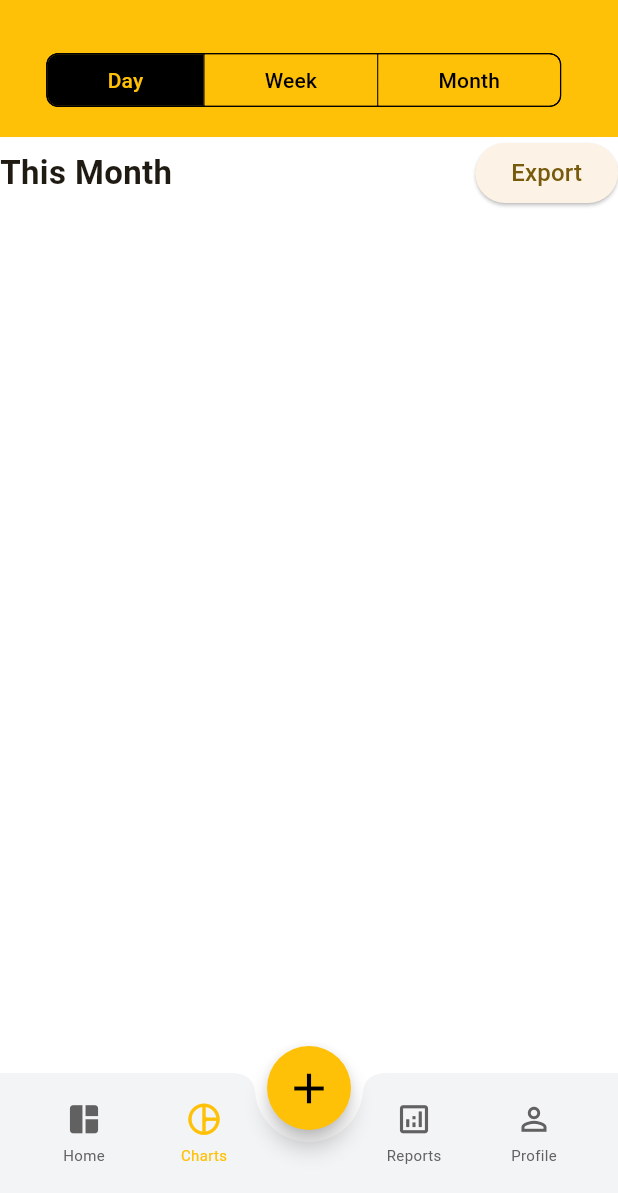
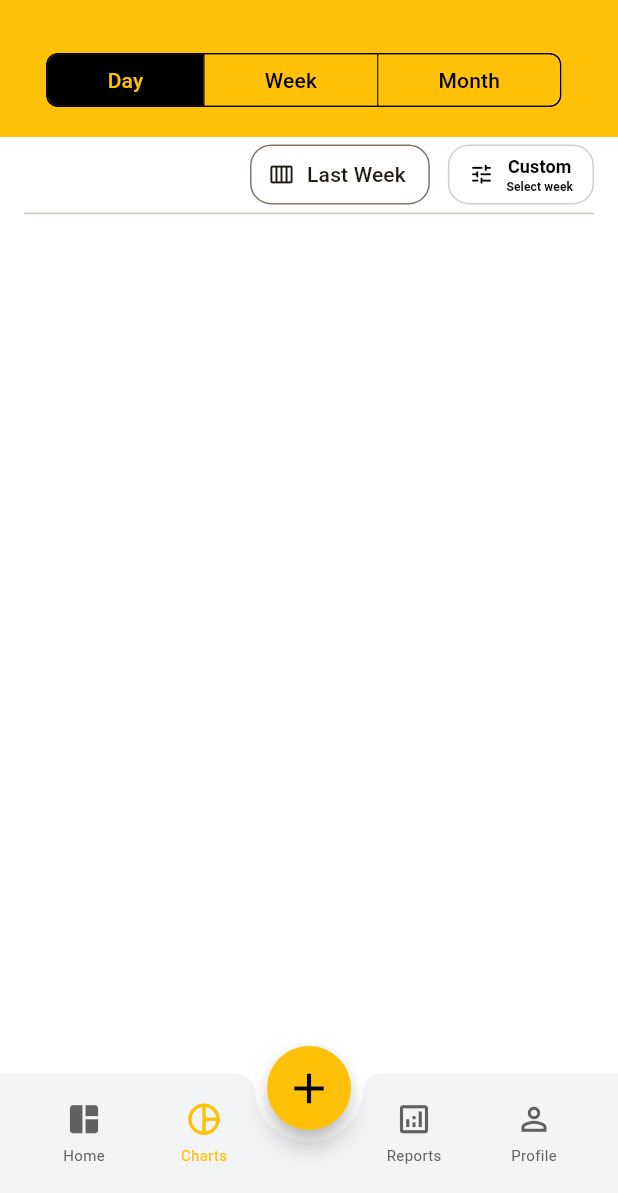
Before and after one commit to bimalpixel/expensetrackerui, a Flutter app: the ChartsPage screen opened by its route, on a phone screen of 412 x 824 dp, the part 43-1236 px from its top. Run offline on Flutter 3.47's test engine with Material 3 defaults, Android fonts, the phone set to English and light mode, and no system bars; our stand-ins replace audioplayers.

Commit message:
done button

```diff
--- /dev/null
+++ b/lib/core/date_pickers/models/week_selection.dart
@@ -0,0 +1,17 @@
+class WeekSelection {
+  final int year;
+  final int weekNumber;
+  final String weekLabel; // W23
+  final String rangeLabel; // Jan 26 - Feb 5
+  final DateTime startDate; // selected week start date
+  final DateTime endDate; // selected week end date
+
+  const WeekSelection({
+    required this.year,
+    required this.weekNumber,
+    required this.weekLabel,
+    required this.rangeLabel,
+    required this.startDate,
+    required this.endDate,
+  });
+}
--- a/lib/widgets/charts/charts_page.dart
+++ b/lib/widgets/charts/charts_page.dart
@@ -1,3 +1,5 @@
+import 'package:expensetrackerui/core/date_pickers/models/week_selection.dart';
+import 'package:expensetrackerui/core/date_pickers/week_picker_modal.dart';
 import 'package:expensetrackerui/core/functions/get_bottom_app_bar.dart';
 import 'package:expensetrackerui/core/functions/get_floating_action_button.dart';
 import 'package:expensetrackerui/core/services/sound_service.dart';
@@ -16,6 +18,8 @@ class ChartsPage extends StatefulWidget {
 class _ChartsPageState extends State<ChartsPage> {
   int _selectedIndex = 1; // 1 for Charts
   final soundService = SoundService();
+  String _selectedFilter = 'this_week';
+  WeekSelection? _selectedWeek;
 
   @override
   void initState() {
@@ -32,18 +36,131 @@ class _ChartsPageState extends State<ChartsPage> {
         child: Column(
           mainAxisAlignment: MainAxisAlignment.start,
           children: [
-            Row(
-              children: [
-                Text(
-                  'This Month',
-                  style: TextStyle(fontSize: 22, fontWeight: FontWeight.bold),
+            Container(
+              decoration: BoxDecoration(
+                color: Colors.white,
+                borderRadius: BorderRadius.circular(18),
+              ),
+              child: Container(
+                padding: const EdgeInsets.symmetric(
+                  horizontal: 16,
+                  vertical: 5,
                 ),
-                Spacer(),
-                ElevatedButton(
-                  onPressed: () {},
-                  child: Text('Export', style: TextStyle(fontSize: 16)),
+                decoration: BoxDecoration(
+                  color: Colors.white,
+                  borderRadius: BorderRadius.circular(18),
                 ),
-              ],
+                child: Column(
+                  children: [
+                    Row(
+                      mainAxisAlignment: MainAxisAlignment.end,
+                      spacing: 12,
+                      children: [
+                        SegmentedButton<String>(
+                          segments: const [
+                            ButtonSegment(
+                              value: 'last_week',
+                              label: Text('Last Week'),
+                              icon: Icon(Icons.calendar_view_week_rounded),
+                            ),
+                          ],
+
+                          selected: {_selectedFilter},
+
+                          onSelectionChanged: (value) {
+                            setState(() {
+                              _selectedFilter = value.first;
+                            });
+                          },
+
+                          style: ButtonStyle(
+                            //visualDensity: VisualDensity.compact,
+                            tapTargetSize: MaterialTapTargetSize.shrinkWrap,
+                            padding: WidgetStateProperty.all(
+                              const EdgeInsets.symmetric(
+                                horizontal: 10,
+                                vertical: 8,
+                              ),
+                            ),
+                            shape: WidgetStateProperty.all(
+                              RoundedRectangleBorder(
+                                borderRadius: BorderRadius.circular(14),
+                              ),
+                            ),
+                            backgroundColor: WidgetStateProperty.resolveWith((
+                              states,
+                            ) {
+                              if (states.contains(WidgetState.selected)) {
+                                return Colors.blueAccent.withValues(alpha: 0.1);
+                              }
+                              return Colors.transparent;
+                            }),
+                          ),
+                        ),
+
+                        FilledButton.icon(
+                          onPressed: () async {
+                            await showDialog<WeekSelection>(
+                              context: context,
+                              barrierColor: Colors.black.withValues(alpha: 0.5),
+                              builder: (_) => WeekPickerModal(
+                                onSelected: (weekSelection) {
+                                  setState(() {
+                                    _selectedWeek = weekSelection;
+                                  });
+                                },
+                              ),
+                            );
+                          },
+
+                          icon: const Icon(Icons.tune_rounded, size: 17),
+
+                          label: Column(
+                            children: [
+                              Text(
+                                _selectedWeek?.weekLabel ?? 'Custom',
+                                style: const TextStyle(
+                                  fontSize: 12,
+                                  fontWeight: FontWeight.w600,
+                                ),
+                              ),
+                              Text(
+                                _selectedWeek?.rangeLabel ?? 'Select week',
+                                style: const TextStyle(
+                                  fontSize: 8,
+                                  fontWeight: FontWeight.w600,
+                                ),
+                              ),
+                            ],
+                          ),
+
+                          style: FilledButton.styleFrom(
+                            elevation: 0,
+                            padding: const EdgeInsets.symmetric(
+                              horizontal: 14,
+                              vertical: 6,
+                            ),
+                            minimumSize: Size.zero,
+                            tapTargetSize: MaterialTapTargetSize.shrinkWrap,
+                            shape: RoundedRectangleBorder(
+                              borderRadius: BorderRadius.circular(14),
+                            ),
+                            backgroundColor: _selectedWeek != null
+                                ? Colors.blueAccent.withValues(alpha: 0.1)
+                                : Colors.transparent,
+                            side: BorderSide(
+                              color: Colors.grey.withValues(alpha: 0.5),
+                              width: 1,
+                            ),
+                            foregroundColor: Colors.black,
+                          ),
+                        ),
+                      ],
+                    ),
+                    const Divider(height: 12),
+                  ],
+                ),
+              ),
             ),
           ],
         ),
```
Also changed, not shown: lib/core/date_pickers/week_picker_modal.dart (+428 -0 lines).
